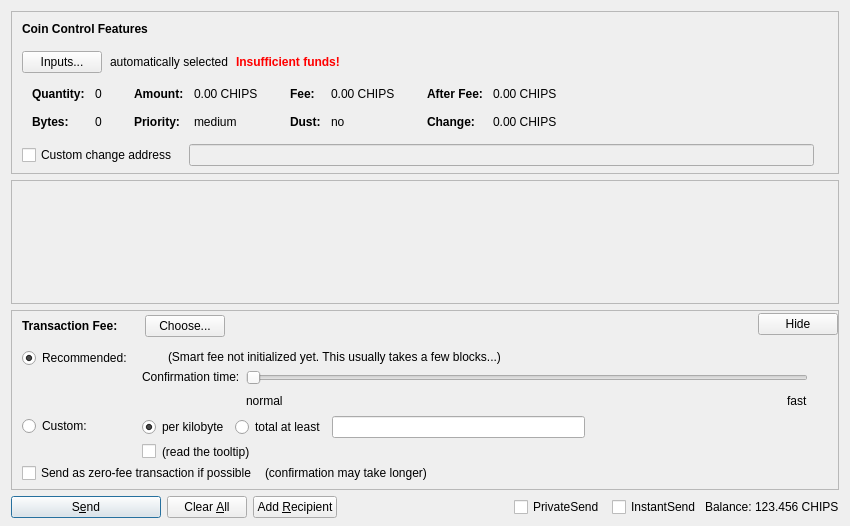
The window that src/qt/forms/sendcoinsdialog.ui (mallmanator/BWRGO) describes before a commit, drawn with Qt 5.
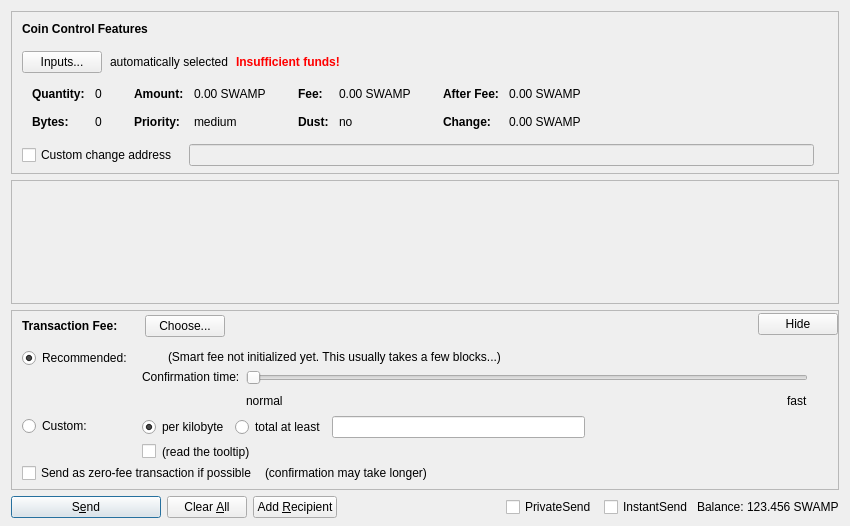
The same window after the commit. Custom widgets are drawn as their Qt base class.

```diff
--- a/src/qt/forms/sendcoinsdialog.ui
+++ b/src/qt/forms/sendcoinsdialog.ui
@@ -324,7 +324,7 @@
                   <enum>Qt::ActionsContextMenu</enum>
                  </property>
                  <property name="text">
-                  <string notr="true">0.00 CHIPS</string>
+                  <string notr="true">0.00 SWAMP</string>
                  </property>
                  <property name="textInteractionFlags">
                   <set>Qt::LinksAccessibleByMouse|Qt::TextSelectableByKeyboard|Qt::TextSelectableByMouse</set>
@@ -404,7 +404,7 @@
                   <enum>Qt::ActionsContextMenu</enum>
                  </property>
                  <property name="text">
-                  <string notr="true">0.00 CHIPS</string>
+                  <string notr="true">0.00 SWAMP</string>
                  </property>
                  <property name="textInteractionFlags">
                   <set>Qt::LinksAccessibleByMouse|Qt::TextSelectableByKeyboard|Qt::TextSelectableByMouse</set>
@@ -484,7 +484,7 @@
                   <enum>Qt::ActionsContextMenu</enum>
                  </property>
                  <property name="text">
-                  <string notr="true">0.00 CHIPS</string>
+                  <string notr="true">0.00 SWAMP</string>
                  </property>
                  <property name="textInteractionFlags">
                   <set>Qt::LinksAccessibleByMouse|Qt::TextSelectableByKeyboard|Qt::TextSelectableByMouse</set>
@@ -513,7 +513,7 @@
                   <enum>Qt::ActionsContextMenu</enum>
                  </property>
                  <property name="text">
-                  <string notr="true">0.00 CHIPS</string>
+                  <string notr="true">0.00 SWAMP</string>
                  </property>
                  <property name="textInteractionFlags">
                   <set>Qt::LinksAccessibleByMouse|Qt::TextSelectableByKeyboard|Qt::TextSelectableByMouse</set>
@@ -1366,7 +1366,7 @@
           <cursorShape>IBeamCursor</cursorShape>
          </property>
          <property name="text">
-          <string notr="true">123.456 CHIPS</string>
+          <string notr="true">123.456 SWAMP</string>
          </property>
          <property name="textInteractionFlags">
           <set>Qt::LinksAccessibleByMouse|Qt::TextSelectableByKeyboard|Qt::TextSelectableByMouse</set>
```
Left out of the diff: 6 changed lines with no effect on the pictures.
